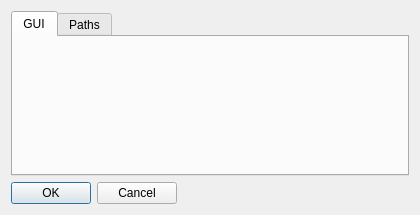
First picture: the form in tools/qchdman/preferencesdialog.ui, repository qmc2/qmc2-mame-fe, before the edit.
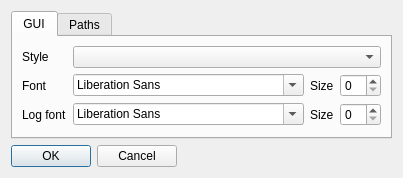
Second picture: the form after the edit. Icons and pictures are not drawn.

Commit message: wip: added GUI style, app front and log font settings

The edit to the form file:
```diff
--- a/tools/qchdman/preferencesdialog.ui
+++ b/tools/qchdman/preferencesdialog.ui
@@ -6,8 +6,8 @@
    <rect>
     <x>0</x>
     <y>0</y>
-    <width>420</width>
-    <height>215</height>
+    <width>358</width>
+    <height>156</height>
    </rect>
   </property>
   <property name="windowTitle">
@@ -23,6 +23,101 @@
       <attribute name="title">
        <string>GUI</string>
       </attribute>
+      <layout class="QGridLayout" name="gridLayout_3">
+       <item row="0" column="0">
+        <widget class="QLabel" name="labelStyle">
+         <property name="sizePolicy">
+          <sizepolicy hsizetype="Fixed" vsizetype="Preferred">
+           <horstretch>0</horstretch>
+           <verstretch>0</verstretch>
+          </sizepolicy>
+         </property>
+         <property name="text">
+          <string>Style</string>
+         </property>
+        </widget>
+       </item>
+       <item row="0" column="1" colspan="3">
+        <widget class="QComboBox" name="comboBoxStyle"/>
+       </item>
+       <item row="1" column="0">
+        <widget class="QLabel" name="labelAppFont">
+         <property name="sizePolicy">
+          <sizepolicy hsizetype="Fixed" vsizetype="Preferred">
+           <horstretch>0</horstretch>
+           <verstretch>0</verstretch>
+          </sizepolicy>
+         </property>
+         <property name="text">
+          <string>Font</string>
+         </property>
+        </widget>
+       </item>
+       <item row="1" column="1">
+        <widget class="QFontComboBox" name="fontComboBoxAppFont"/>
+       </item>
+       <item row="1" column="2">
+        <widget class="QLabel" name="labelAppFontSize">
+         <property name="sizePolicy">
+          <sizepolicy hsizetype="Fixed" vsizetype="Preferred">
+           <horstretch>0</horstretch>
+           <verstretch>0</verstretch>
+          </sizepolicy>
+         </property>
+         <property name="text">
+          <string>Size</string>
+         </property>
+        </widget>
+       </item>
+       <item row="1" column="3">
+        <widget class="QSpinBox" name="spinBoxAppFontSize"/>
+       </item>
+       <item row="2" column="0">
+        <widget class="QLabel" name="labelLogFont">
+         <property name="sizePolicy">
+          <sizepolicy hsizetype="Fixed" vsizetype="Preferred">
+           <horstretch>0</horstretch>
+           <verstretch>0</verstretch>
+          </sizepolicy>
+         </property>
+         <property name="text">
+          <string>Log font</string>
+         </property>
+        </widget>
+       </item>
+       <item row="2" column="1">
+        <widget class="QFontComboBox" name="fontComboBoxLogFont"/>
+       </item>
+       <item row="2" column="2">
+        <widget class="QLabel" name="labelLogFontSize">
+         <property name="sizePolicy">
+          <sizepolicy hsizetype="Fixed" vsizetype="Preferred">
+           <horstretch>0</horstretch>
+           <verstretch>0</verstretch>
+          </sizepolicy>
+         </property>
+         <property name="text">
+          <string>Size</string>
+         </property>
+        </widget>
+       </item>
+       <item row="2" column="3">
+        <widget class="QSpinBox" name="spinBoxLogFontSize"/>
+       </item>
+       <item row="3" column="0" colspan="4">
+        <spacer name="verticalSpacerGUI">
+         <property name="orientation">
+          <enum>Qt::Vertical</enum>
+         </property>
+         <property name="sizeHint" stdset="0">
+          <size>
+           <width>331</width>
+           <height>3</height>
+          </size>
+         </property>
+        </spacer>
+       </item>
+      </layout>
      </widget>
      <widget class="QWidget" name="tabPaths">
       <attribute name="title">
```
Left out of the diff: 15 changed lines with no effect on the pictures. The commit also changes 9 other files.
